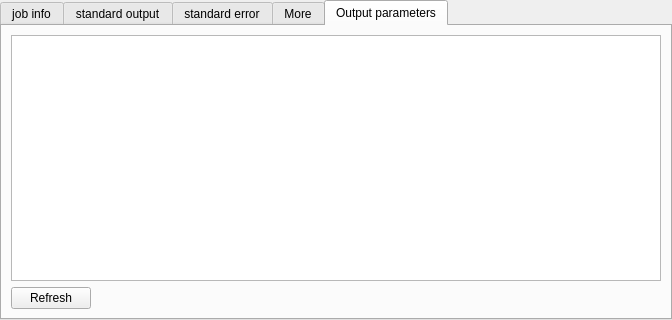
Above: python/soma_workflow/gui/JobInfo.ui from populse/soma-workflow before the change. Below: the same form after it.
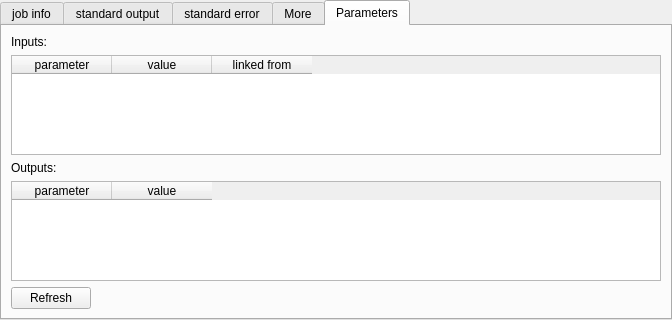
That is the form after the change. The open tabs and pages were chosen to show the change.

Commit message: display jobs parameters (inputs/outputs) and links in soma_workflow_gui

```diff
--- a/python/soma_workflow/gui/JobInfo.ui
+++ b/python/soma_workflow/gui/JobInfo.ui
@@ -395,11 +395,61 @@
   </widget>
   <widget class="QWidget" name="tab_output_params">
    <attribute name="title">
-    <string>Output parameters</string>
+    <string>Parameters</string>
    </attribute>
    <layout class="QVBoxLayout" name="verticalLayout_3">
     <item>
-     <widget class="QTableView" name="output_params_contents"/>
+     <widget class="QLabel" name="input_params_label">
+      <property name="text">
+       <string>Inputs:</string>
+      </property>
+     </widget>
+    </item>
+    <item>
+     <widget class="QTableWidget" name="input_params_contents">
+      <property name="editTriggers">
+       <set>QAbstractItemView::NoEditTriggers</set>
+      </property>
+      <column>
+       <property name="text">
+        <string>parameter</string>
+       </property>
+      </column>
+      <column>
+       <property name="text">
+        <string>value</string>
+       </property>
+      </column>
+      <column>
+       <property name="text">
+        <string>linked from</string>
+       </property>
+      </column>
+     </widget>
+    </item>
+    <item>
+     <widget class="QLabel" name="output_params_label">
+      <property name="text">
+       <string>Outputs:</string>
+      </property>
+     </widget>
+    </item>
+    <item>
+     <widget class="QTableWidget" name="output_params_contents">
+      <property name="editTriggers">
+       <set>QAbstractItemView::NoEditTriggers</set>
+      </property>
+      <column>
+       <property name="text">
+        <string>parameter</string>
+       </property>
+      </column>
+      <column>
+       <property name="text">
+        <string>value</string>
+       </property>
+      </column>
+     </widget>
     </item>
     <item>
      <layout class="QHBoxLayout" name="horizontalLayout">
```
Left out of the diff: 2 changed lines with no effect on the pictures. The commit also changes 3 other files.
